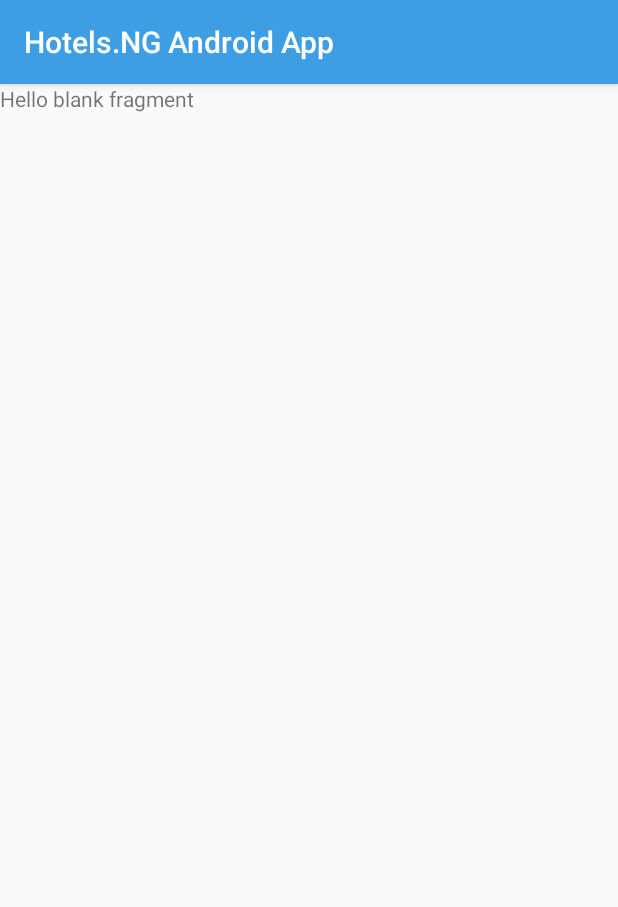
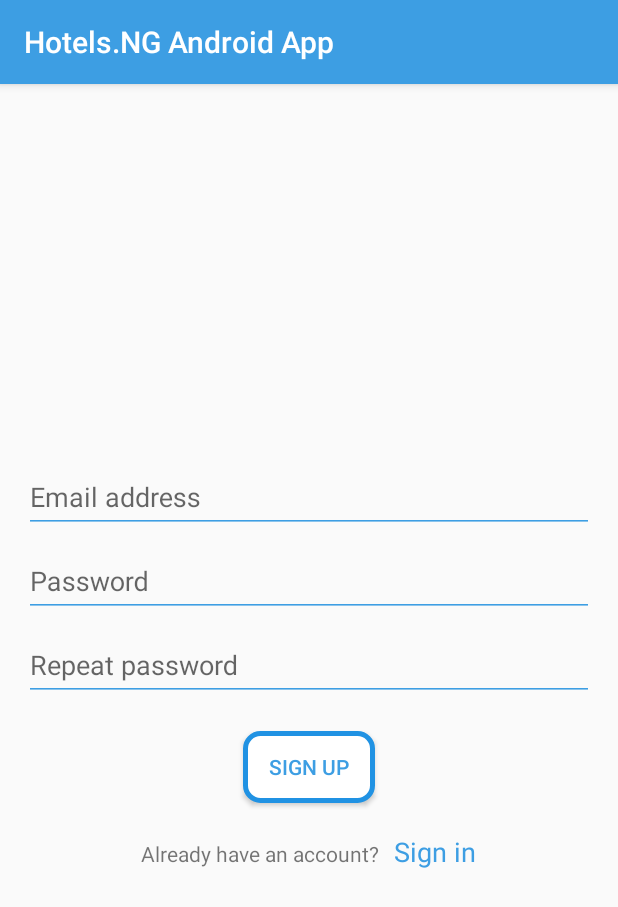
Before and after one commit to Arinzedroid/Hotels.ng-Android-App, an Android app: the LoginFragment screen opened directly, with no data from a screen before it, after a tap on "Sign up", on a phone screen of 412 x 824 dp. Shown: the top 907 px of the screen. Run offline under Robolectric (Android 15) with nearby library versions, the phone set to English and light mode, and no system bars; our stand-ins replace ButterKnife.

Commit message:
added sign-up ui

```diff
--- a/app/src/main/java/ng/hotels/android/app/ui/fragments/LoginFragment.java
+++ b/app/src/main/java/ng/hotels/android/app/ui/fragments/LoginFragment.java
@@ -39,7 +39,7 @@ public class LoginFragment extends Fragment {
     }
 
     @OnClick(R.id.text_sign_up)
-    public void clickSignUp(){
+    public void openSignUpFragment(){
         getActivity().getSupportFragmentManager().beginTransaction()
                 .replace(R.id.frame_user_authentication,new SignupFragment())
                 .commit();
--- a/app/src/main/java/ng/hotels/android/app/ui/fragments/SignupFragment.java
+++ b/app/src/main/java/ng/hotels/android/app/ui/fragments/SignupFragment.java
@@ -1,5 +1,4 @@
 package ng.hotels.android.app.ui.fragments;
-
 
 import android.os.Bundle;
 import android.support.v4.app.Fragment;
@@ -7,6 +6,7 @@ import android.view.LayoutInflater;
 import android.view.View;
 import android.view.ViewGroup;
 
+import butterknife.OnClick;
 import ng.hotels.android.app.R;
 
 /**
@@ -27,4 +27,11 @@ public class SignupFragment extends Fragment {
         return inflater.inflate(R.layout.fragment_signup, container, false);
     }
 
+    @OnClick(R.id.text_login)
+    public void openLoginFragment(){
+        getActivity().getSupportFragmentManager().beginTransaction()
+                .replace(R.id.frame_user_authentication,new LoginFragment())
+                .commit();
+    }
+
 }
--- a/app/src/main/res/layout/fragment_signup.xml
+++ b/app/src/main/res/layout/fragment_signup.xml
@@ -1,13 +1,94 @@
-<FrameLayout xmlns:android="http://schemas.android.com/apk/res/android"
+<LinearLayout xmlns:android="http://schemas.android.com/apk/res/android"
     xmlns:tools="http://schemas.android.com/tools"
     android:layout_width="match_parent"
     android:layout_height="match_parent"
+    android:orientation="vertical"
+    android:gravity="center"
+
+    android:padding="16dp"
     tools:context="ng.hotels.android.app.ui.fragments.SignupFragment">
 
-    <!-- TODO: Update blank fragment layout -->
-    <TextView
+    <android.support.design.widget.TextInputLayout
         android:layout_width="match_parent"
-        android:layout_height="match_parent"
-        android:text="@string/hello_blank_fragment" />
+        android:layout_height="wrap_content">
 
-</FrameLayout>
+        <EditText
+            android:layout_width="match_parent"
+            android:layout_height="wrap_content"
+            android:backgroundTint="@color/colorPrimary"
+            android:hint="@string/email_address"
+            android:inputType="textEmailAddress"
+            android:singleLine="true"
+            android:textColorHighlight="@color/colorPrimary"
+            android:textColorHint="@color/colorPrimary" />
+    </android.support.design.widget.TextInputLayout>
+
+
+    <android.support.design.widget.TextInputLayout
+        android:layout_width="match_parent"
+        android:layout_height="wrap_content">
+
+        <EditText
+            android:layout_width="match_parent"
+            android:layout_height="wrap_content"
+            android:backgroundTint="@color/colorPrimary"
+            android:hint="@string/password"
+            android:inputType="textPassword"
+            android:singleLine="true"
+            android:textColorHighlight="@color/colorPrimary"
+            android:textColorHint="@color/colorPrimary" />
+    </android.support.design.widget.TextInputLayout>
+
+
+    <android.support.design.widget.TextInputLayout
+        android:layout_width="match_parent"
+        android:layout_height="wrap_content">
+
+        <EditText
+            android:layout_width="match_parent"
+            android:layout_height="wrap_content"
+            android:backgroundTint="@color/colorPrimary"
+            android:hint="Repeat password"
+            android:inputType="textPassword"
+            android:singleLine="true"
+            android:textColorHighlight="@color/colorPrimary"
+            android:textColorHint="@color/colorPrimary" />
+    </android.support.design.widget.TextInputLayout>
+
+    <Button
+        android:textColor="@color/colorPrimary"
+        android:layout_marginTop="20dp"
+        android:background="@drawable/rounded_corner_blue_border"
+        android:layout_width="wrap_content"
+        android:layout_height="wrap_content"
+        android:layout_gravity="center"
+        android:text="@string/sign_up" />
+
+    <LinearLayout
+        android:layout_marginTop="20dp"
+        android:layout_width="wrap_content"
+        android:layout_height="wrap_content"
+        android:orientation="horizontal">
+
+        <TextView
+            android:layout_width="wrap_content"
+            android:layout_height="wrap_content"
+            android:text="@string/already_have_an_account" />
+
+        <TextView
+            android:id="@+id/text_login"
+            android:layout_width="wrap_content"
+            android:layout_height="wrap_content"
+            android:layout_marginLeft="10dp"
+            android:layout_marginStart="10dp"
+            android:clickable="true"
+            android:focusable="true"
+            android:text="@string/sign_in"
+            android:textAppearance="@style/Base.TextAppearance.AppCompat.Medium"
+            android:textColor="@color/colorPrimary" />
+
+    </LinearLayout>
+
+
+
+</LinearLayout>
--- a/app/src/main/res/values/strings.xml
+++ b/app/src/main/res/values/strings.xml
@@ -13,5 +13,7 @@
 
     <string name="facebook_app_id"></string>
     <string name="fb_login_protocol_scheme"></string>
+    <string name="sign_up">Sign up</string>
+    <string name="already_have_an_account">Already have an account?</string>
 
 </resources>
```
